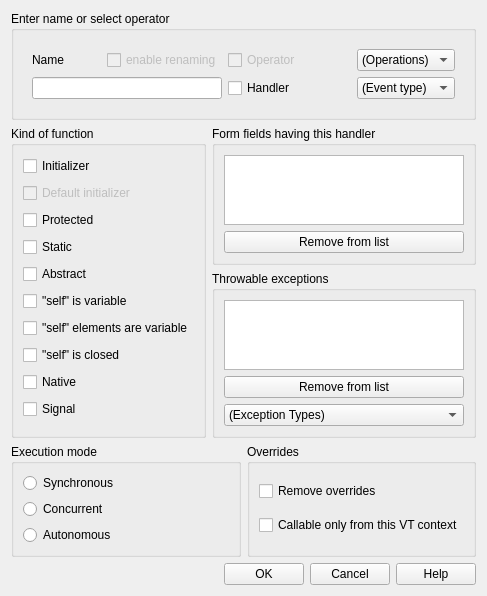
Above: lavape/src/LavaPE_UI/idd_funcbox.ui from berkus/lavape before the change. Below: the same form after it.
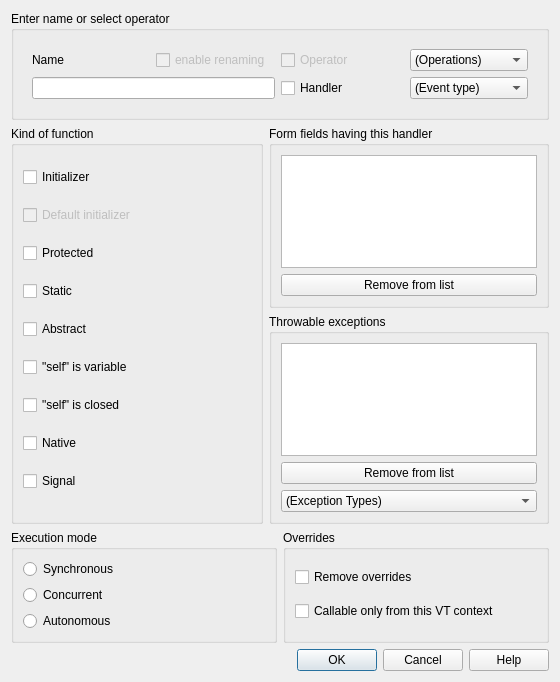
That is the form after the change.

Diff of the .ui file:
```diff
--- a/lavape/src/LavaPE_UI/idd_funcbox.ui
+++ b/lavape/src/LavaPE_UI/idd_funcbox.ui
@@ -5,8 +5,8 @@
    <rect>
     <x>0</x>
     <y>0</y>
-    <width>440</width>
-    <height>561</height>
+    <width>560</width>
+    <height>682</height>
    </rect>
   </property>
   <property name="windowTitle" >
@@ -91,6 +91,12 @@
       </property>
       <item>
        <widget class="QGroupBox" name="groupBox_2" >
+        <property name="sizePolicy" >
+         <sizepolicy vsizetype="Preferred" hsizetype="MinimumExpanding" >
+          <horstretch>0</horstretch>
+          <verstretch>0</verstretch>
+         </sizepolicy>
+        </property>
         <property name="title" >
          <string>Kind of function</string>
         </property>
@@ -143,16 +149,6 @@
            </property>
           </widget>
          </item>
-         <item>
-          <widget class="QCheckBox" name="ElemsAreVariable" >
-           <property name="enabled" >
-            <bool>true</bool>
-           </property>
-           <property name="text" >
-            <string>"self" elements are variable</string>
-           </property>
-          </widget>
-         </item>
          <item>
           <widget class="QCheckBox" name="Closed" >
            <property name="text" >
@@ -322,6 +318,12 @@
         <property name="text" >
          <string>OK</string>
         </property>
+        <property name="autoDefault" >
+         <bool>true</bool>
+        </property>
+        <property name="default" >
+         <bool>true</bool>
+        </property>
        </widget>
       </item>
       <item>
```
